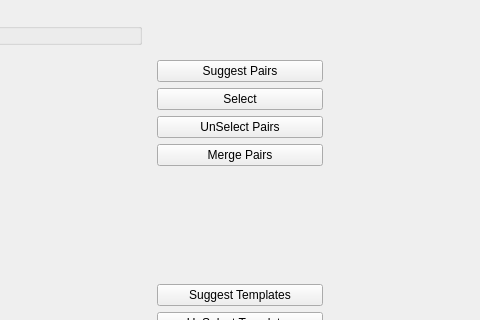
Old version of the form circus/shared/qt_merge.ui in the repository spyking-circus/spyking-circus; both pictures show x 357 to 837 and y 0 to 320 of the 974 by 625 pixel window.
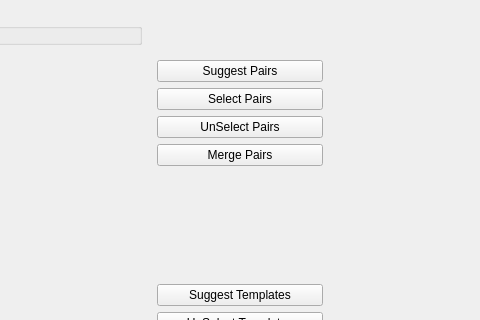
New version of the form. Icons and pictures are not drawn. Custom widgets are drawn as their Qt base class.

Commit message: Polishing icons

The edit to the form file:
```diff
--- a/circus/shared/qt_merge.ui
+++ b/circus/shared/qt_merge.ui
@@ -197,7 +197,7 @@
        <item>
         <widget class="QPushButton" name="btn_select">
          <property name="text">
-          <string>Select</string>
+          <string>Select Pairs</string>
          </property>
          <property name="icon">
           <iconset theme="edit-add">
```
Left out of the diff: 12 changed lines with no effect on the pictures. The commit also changes 2 other files.
